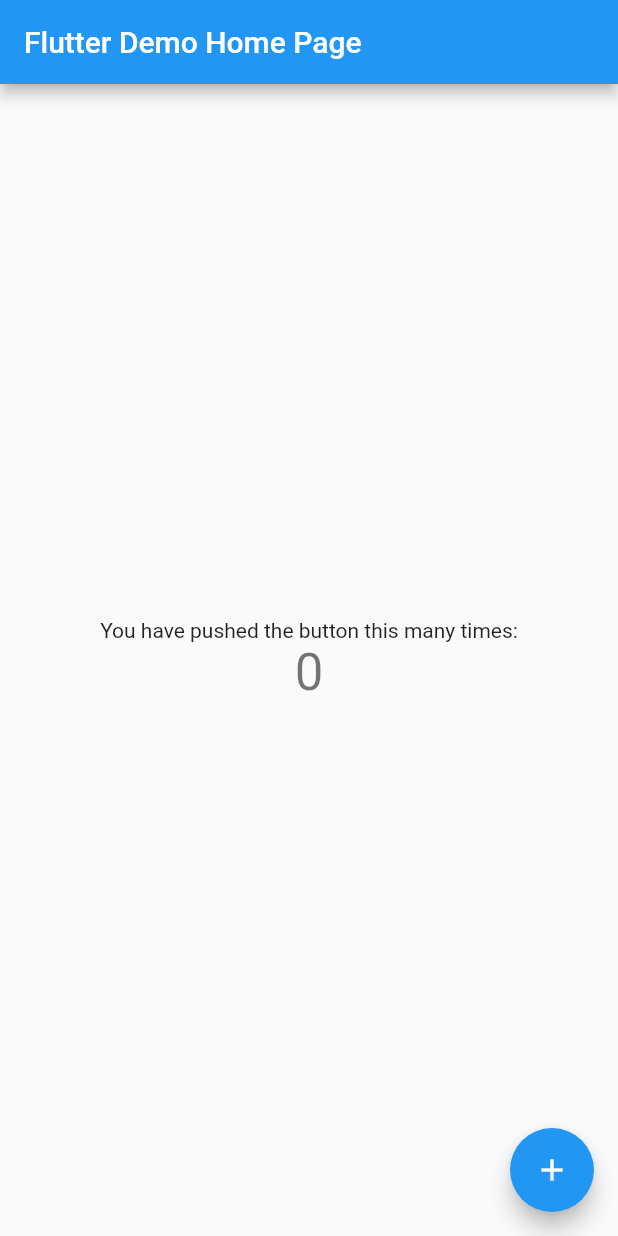
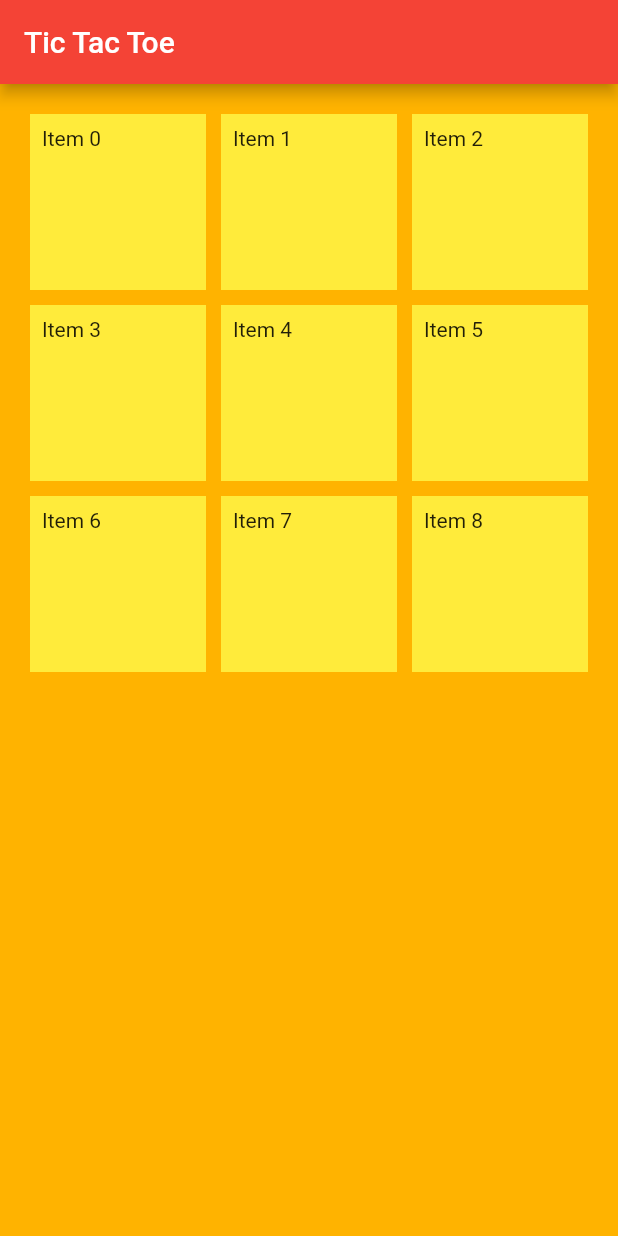
Before and after one commit to joanmdrs/tic-tac-toe, a Flutter app: the screen it shows after launch, on a phone screen of 412 x 824 dp. Run offline on Flutter 3.47's test engine with Material 2 defaults, Android fonts, the phone set to English and light mode, and no system bars.

```diff
--- a/tictactoe/lib/main.dart
+++ b/tictactoe/lib/main.dart
@@ -7,109 +7,54 @@ void main() {
 class MyApp extends StatelessWidget {
   const MyApp({Key? key}) : super(key: key);
 
-  // This widget is the root of your application.
   @override
   Widget build(BuildContext context) {
     return MaterialApp(
       title: 'Flutter Demo',
+      debugShowCheckedModeBanner: false,
       theme: ThemeData(
-        // This is the theme of your application.
-        //
-        // Try running your application with "flutter run". You'll see the
-        // application has a blue toolbar. Then, without quitting the app, try
-        // changing the primarySwatch below to Colors.green and then invoke
-        // "hot reload" (press "r" in the console where you ran "flutter run",
-        // or simply save your changes to "hot reload" in a Flutter IDE).
-        // Notice that the counter didn't reset back to zero; the application
-        // is not restarted.
         primarySwatch: Colors.blue,
       ),
-      home: const MyHomePage(title: 'Flutter Demo Home Page'),
+      home: const MyHomePage(),
     );
   }
 }
 
-class MyHomePage extends StatefulWidget {
-  const MyHomePage({Key? key, required this.title}) : super(key: key);
-
-  // This widget is the home page of your application. It is stateful, meaning
-  // that it has a State object (defined below) that contains fields that affect
-  // how it looks.
-
-  // This class is the configuration for the state. It holds the values (in this
-  // case the title) provided by the parent (in this case the App widget) and
-  // used by the build method of the State. Fields in a Widget subclass are
-  // always marked "final".
-
-  final String title;
-
-  @override
-  State<MyHomePage> createState() => _MyHomePageState();
-}
-
-class _MyHomePageState extends State<MyHomePage> {
-  int _counter = 0;
-
-  void _incrementCounter() {
-    setState(() {
-      // This call to setState tells the Flutter framework that something has
-      // changed in this State, which causes it to rerun the build method below
-      // so that the display can reflect the updated values. If we changed
-      // _counter without calling setState(), then the build method would not be
-      // called again, and so nothing would appear to happen.
-      _counter++;
-    });
-  }
+class MyHomePage extends StatelessWidget {
+  const MyHomePage({Key? key}) : super(key: key);
 
   @override
   Widget build(BuildContext context) {
-    // This method is rerun every time setState is called, for instance as done
-    // by the _incrementCounter method above.
-    //
-    // The Flutter framework has been optimized to make rerunning build methods
-    // fast, so that you can just rebuild anything that needs updating rather
-    // than having to individually change instances of widgets.
     return Scaffold(
-      appBar: AppBar(
-        // Here we take the value from the MyHomePage object that was created by
-        // the App.build method, and use it to set our appbar title.
-        title: Text(widget.title),
-      ),
-      body: Center(
-        // Center is a layout widget. It takes a single child and positions it
-        // in the middle of the parent.
-        child: Column(
-          // Column is also a layout widget. It takes a list of children and
-          // arranges them vertically. By default, it sizes itself to fit its
-          // children horizontally, and tries to be as tall as its parent.
-          //
-          // Invoke "debug painting" (press "p" in the console, choose the
-          // "Toggle Debug Paint" action from the Flutter Inspector in Android
-          // Studio, or the "Toggle Debug Paint" command in Visual Studio Code)
-          // to see the wireframe for each widget.
-          //
-          // Column has various properties to control how it sizes itself and
-          // how it positions its children. Here we use mainAxisAlignment to
-          // center the children vertically; the main axis here is the vertical
-          // axis because Columns are vertical (the cross axis would be
-          // horizontal).
-          mainAxisAlignment: MainAxisAlignment.center,
-          children: <Widget>[
-            const Text(
-              'You have pushed the button this many times:',
-            ),
-            Text(
-              '$_counter',
-              style: Theme.of(context).textTheme.headline4,
-            ),
-          ],
-        ),
-      ),
-      floatingActionButton: FloatingActionButton(
-        onPressed: _incrementCounter,
-        tooltip: 'Increment',
-        child: const Icon(Icons.add),
-      ), // This trailing comma makes auto-formatting nicer for build methods.
+      appBar: _buildAppBar(),
+      body: _buildBody(context),
+    );
+  }
+
+  _buildAppBar() {
+    return AppBar(
+      title: const Text('Tic Tac Toe'),
+      backgroundColor: Colors.red,
+    );
+  }
+
+  _buildBody(context) {
+    return Container(
+      color: Colors.amber[600],
+      width: MediaQuery.of(context).size.width,
+      height: MediaQuery.of(context).size.height,
+      child: GridView.count(
+          primary: false,
+          padding: const EdgeInsets.all(20),
+          crossAxisSpacing: 10,
+          mainAxisSpacing: 10,
+          crossAxisCount: 3,
+          children: List.generate(9, (index) {
+            return Container(
+                padding: const EdgeInsets.all(8),
+                color: Colors.yellow,
+                child: Text('Item $index'));
+          })),
     );
   }
 }
```
Also changed, not shown: tictactoe/lib/views/tic_tac_toe_view.dart (added).
